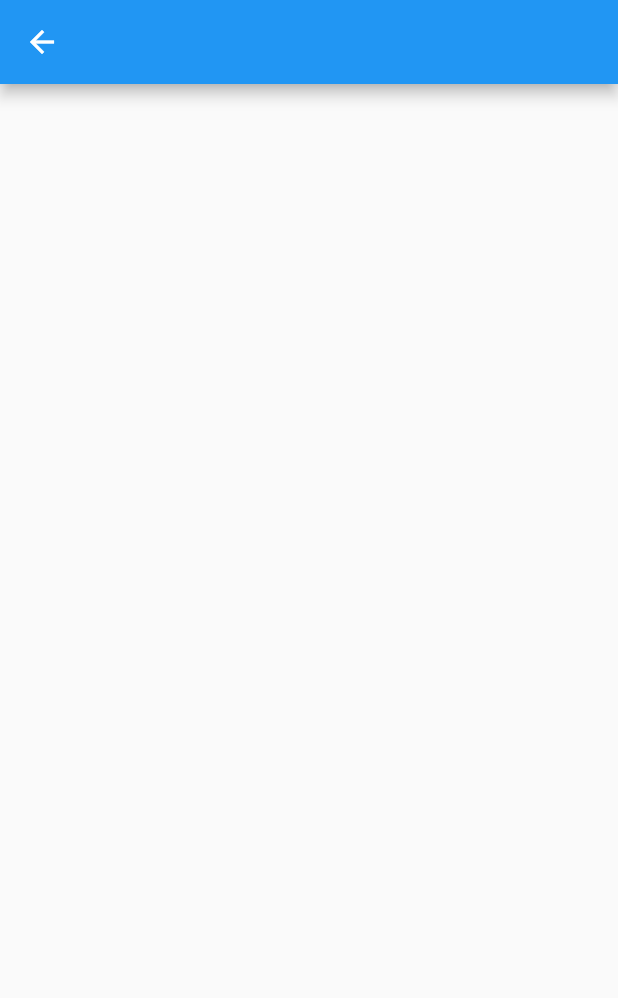
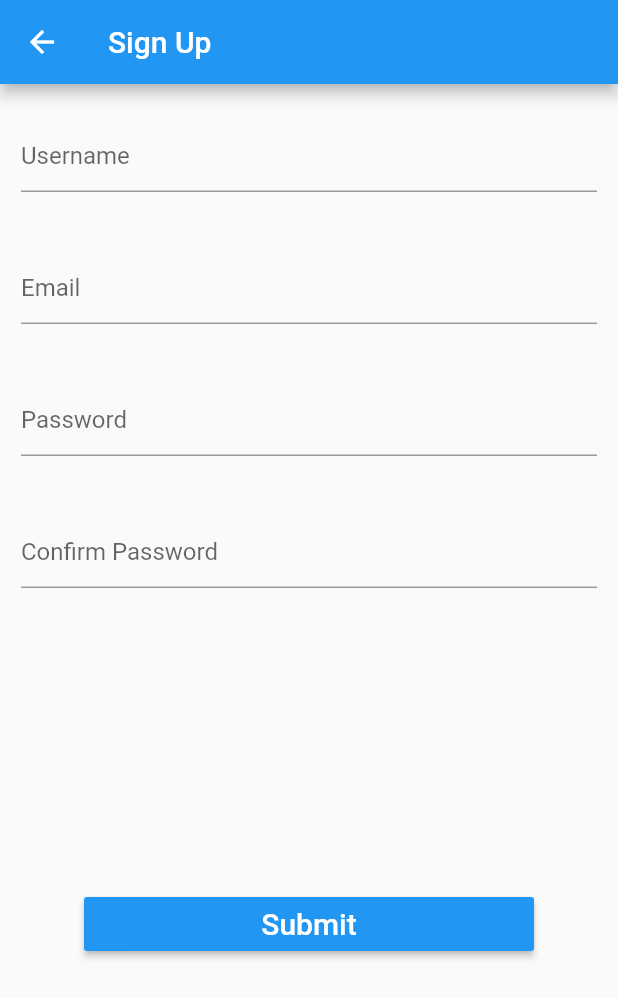
Before and after one commit to bubbagump2020/diabetic-habits, a Flutter app: the screen it shows after launch, after a tap on "Sign Up", on a phone screen of 412 x 824 dp. Shown: the top 998 px of the screen. Run offline on Flutter 3.47's test engine with Material 2 defaults, Android fonts, the phone set to English and light mode, and no system bars; our stand-ins replace firebase_auth; accounts and stored records are empty; network calls fail.

```diff
--- a/lib/SignUp.dart
+++ b/lib/SignUp.dart
@@ -1,4 +1,6 @@
 import 'package:flutter/material.dart';
+import 'package:firebase_auth/firebase_auth.dart';
+import 'package:diabetichabits/UserHome.dart';
 /*
 *  Import the appropriate firebase packages for backend auth
 *
@@ -6,19 +8,129 @@ import 'package:flutter/material.dart';
 
 
 class SignUpPage extends StatefulWidget {
-  SignUpPage({Key key, this.title}) : super(key: key);
-  final String title;
   @override
   _SignUpPageState createState() => _SignUpPageState();
 }
 
-class _SignUpPageState extends State<SignUpPage>{
+class _SignUpPageState extends State<SignUpPage> {
+  static const String _title = 'Sign Up';
+  TextEditingController _usernameController = TextEditingController();
+  TextEditingController _emailController = TextEditingController();
+  TextEditingController _passwordController = TextEditingController();
+  TextEditingController _passwordConfirmationController = TextEditingController();
+
+  FirebaseAuth _firebaseAuth = FirebaseAuth.instance;
+
+  bool _signingup = false;
+  String _username;
+  GlobalKey<ScaffoldState> _scaffoldKey = GlobalKey<ScaffoldState>();
+
+  _signup () async {
+    if(_passwordController.text.trim() != _passwordConfirmationController.text.trim()){
+      _scaffoldKey.currentState.showSnackBar(SnackBar(
+        content: Text('Passwords Do Not Match'),
+        duration: Duration(seconds: 3),
+      ));
+    } else {
+      setState(() {
+        _signingup = true;
+      });
+     if (_signingup){
+       _scaffoldKey.currentState.showSnackBar(SnackBar(
+         content: Text('Signing you up. Please wait...'),
+         duration: Duration(seconds: 3),
+       ));
+     }
+    }
+
+    try{
+      FirebaseUser _user = (await _firebaseAuth.createUserWithEmailAndPassword(
+        email: _emailController.text.trim(),
+        password: _passwordController.text.trim(),
+      )).user;
+      Navigator.push(
+        context,
+        MaterialPageRoute(
+          builder: (context) => UserHome()
+        ),
+      );
+      setState(() {
+        _username = _usernameController.text.trim();
+      });
+    } catch (ex) {
+
+    }
+
+
+
+
+  }
 
   Widget build(BuildContext context){
     return Scaffold(
-      appBar: AppBar(
-
-      ),
+      key: _scaffoldKey,
+      appBar: AppBar(title: const Text(_title)),
+      body: Form(
+        child: Container(
+          padding: const EdgeInsets.all(4),
+          child: Column(
+            children: <Widget>[
+              Padding(
+                padding: const EdgeInsets.symmetric(vertical: 20, horizontal: 10.0),
+                child: TextFormField(
+                  controller: _usernameController,
+                  decoration: InputDecoration(
+                    hintText: 'Username'
+                  ),
+                )
+              ),
+              Padding(
+                padding: const EdgeInsets.symmetric(vertical: 20.0, horizontal: 10.0),
+                child: TextFormField(
+                  controller: _emailController,
+                  decoration: InputDecoration(
+                    hintText: 'Email',
+                  ),
+                )
+              ),
+              Padding(
+                padding: const EdgeInsets.symmetric(vertical: 20.0, horizontal: 10.0),
+                child: TextFormField(
+                  controller: _passwordController,
+                  decoration: InputDecoration(
+                    hintText: 'Password'
+                  ),
+                ),
+              ),
+              Padding(
+                padding: const EdgeInsets.symmetric(vertical: 20.0, horizontal: 10.0),
+                child: TextFormField(
+                  controller: _passwordConfirmationController,
+                  decoration: InputDecoration(
+                    hintText: 'Confirm Password'
+                  ),
+                ),
+              ),
+              Expanded(
+                child: Align(
+                  alignment: FractionalOffset.center,
+                  child: SizedBox(
+                    width: 300,
+                    child: RaisedButton(
+                      color: Colors.blue,
+                      textColor: Colors.white,
+                      onPressed: () {
+                        _signup();
+                      },
+                      child:  Text('Submit', style: TextStyle(fontSize: 20)),
+                    ),
+                  ),
+                )
+              )
+            ],
+          ),
+        )
+      )
     );
   }
 }
--- a/lib/HomePage.dart
+++ b/lib/SplashPage.dart
@@ -2,7 +2,7 @@ import 'package:diabetichabits/SignUp.dart';
 import 'package:flutter/material.dart';
 import 'package:diabetichabits/LogIn.dart';
 
-class HomePage extends StatelessWidget {
+class SplashPage extends StatelessWidget {
   Widget build(BuildContext context){
     return Container(
       padding: const EdgeInsets.symmetric(vertical: 10.0, horizontal: 10.0),
--- a/lib/main.dart
+++ b/lib/main.dart
@@ -1,6 +1,5 @@
 import 'package:flutter/material.dart';
-import 'package:diabetichabits/SignUp.dart';
-import 'package:diabetichabits/HomePage.dart';
+import 'package:diabetichabits/SplashPage.dart';
 
 void main() {
   runApp(MyApp());
@@ -19,7 +18,7 @@ class MyApp extends StatelessWidget {
       ),
       home: Scaffold(
         appBar: AppBar(title: const Text(_title)),
-        body: HomePage(),
+        body: SplashPage(),
       ),
     );
   }
--- a/pubspec.yaml
+++ b/pubspec.yaml
@@ -23,11 +23,8 @@ environment:
 dependencies:
   flutter:
     sdk: flutter
-
-
-  # The following adds the Cupertino Icons font to your application.
-  # Use with the CupertinoIcons class for iOS style icons.
   cupertino_icons: ^0.1.3
+  firebase_auth: ^0.14.0+5
 
 dev_dependencies:
   flutter_test:
```
Also changed, not shown: lib/LogIn.dart (+20 -12 lines), lib/UserHome.dart (added, +11 -0 lines), pubspec.lock, 3 other files.
